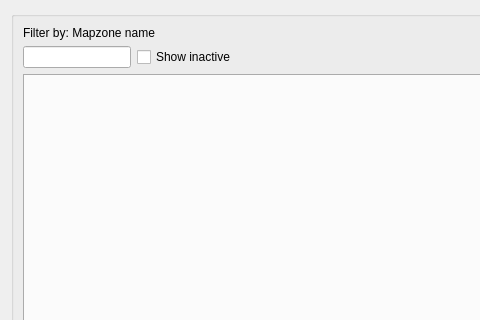
First picture: the form in core/ui/toolbars/utilities/mapzone_manager.ui, repository Giswater/giswater_qgis_plugin, before the edit; both pictures show x 0 to 480 and y 0 to 320 of the 1185 by 786 pixel window.
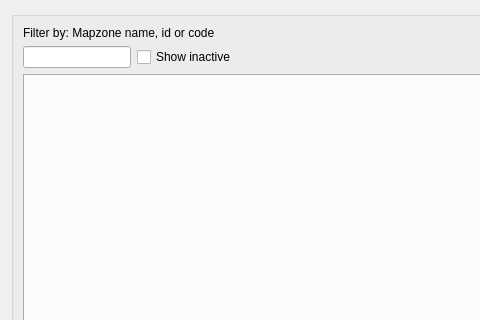
Second picture: the form after the edit.

Commit message: feat(GwMapzoneManager): enhance search functionality to filter by name, id, or code

```diff
--- a/core/ui/toolbars/utilities/mapzone_manager.ui
+++ b/core/ui/toolbars/utilities/mapzone_manager.ui
@@ -105,7 +105,7 @@
       <item row="4" column="0" colspan="2">
        <widget class="QLabel" name="lbl_mapzone_name">
         <property name="text">
-         <string>Filter by: Mapzone name</string>
+         <string>Filter by: Mapzone name, id or code</string>
         </property>
        </widget>
       </item>
```
The commit also changes 1 other file.
